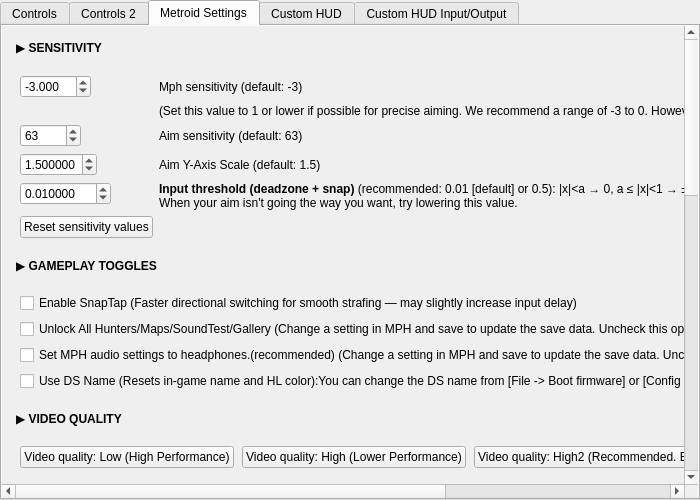
ag-advania/melonPrimeDS, file src/frontend/qt_sdl/InputConfig/MelonPrimeInputConfig.ui: the form before one commit.
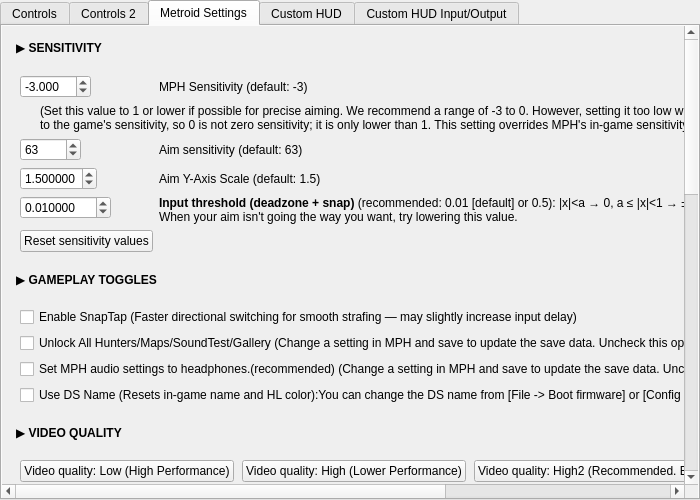
The form after the commit. The open tabs and pages were chosen to show the change.

Commit message: Fix sensitivity description

```diff
--- a/src/frontend/qt_sdl/InputConfig/MelonPrimeInputConfig.ui
+++ b/src/frontend/qt_sdl/InputConfig/MelonPrimeInputConfig.ui
@@ -92,14 +92,20 @@
 										<item row="0" column="1">
 											<widget class="QLabel" name="metroidMphSensitvityLabel">
 												<property name="text">
-													<string>Mph sensitivity (default: -3)</string>
+													<string>MPH Sensitivity (default: -3)</string>
 												</property>
 											</widget>
 										</item>
-										<item row="1" column="1">
+										<item row="1" column="0" colspan="2">
 											<widget class="QLabel" name="metroidMphSensitvityLabel2">
 												<property name="text">
-													<string>(Set this value to 1 or lower if possible for precise aiming. We recommend a range of -3 to 0. However, setting it too low will increase the HUD shake when aiming)</string>
+													<string>(Set this value to 1 or lower if possible for precise aiming. We recommend a range of -3 to 0. However, setting it too low will increase the HUD shake when aiming. This value is relative to the game's sensitivity, so 0 is not zero sensitivity; it is only lower than 1. This setting overrides MPH's in-game sensitivity, so changing sensitivity inside the game has no effect.)</string>
+												</property>
+												<property name="wordWrap">
+													<bool>true</bool>
+												</property>
+												<property name="indent">
+													<number>20</number>
 												</property>
 											</widget>
 										</item>
```
The commit also changes 3 other files.
